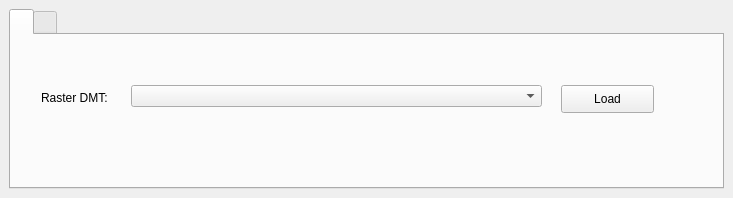
Above: soil_erosion_dockwidget_base.ui from ctu-geoforall-lab-projects/bp-novotny-2017 before the change. Below: the same form after it.
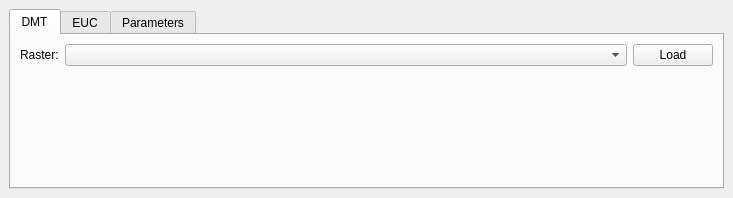
That is the form after the change. Custom widgets are drawn as their Qt base class.

```diff
--- a/soil_erosion_dockwidget_base.ui
+++ b/soil_erosion_dockwidget_base.ui
@@ -21,7 +21,7 @@
   </property>
   <widget class="QWidget" name="dockWidgetContents">
    <layout class="QGridLayout" name="gridLayout">
-    <item row="1" column="0">
+    <item row="0" column="0">
      <widget class="QTabWidget" name="tabWidget">
       <property name="autoFillBackground">
        <bool>true</bool>
@@ -31,48 +31,59 @@
       </property>
       <widget class="QWidget" name="tabWidgetPage1" native="true">
        <attribute name="title">
-        <string/>
+        <string>DMT</string>
        </attribute>
+       <layout class="QGridLayout" name="gridLayout_2">
+        <item row="1" column="0">
        <widget class="QLabel" name="label">
-        <property name="geometry">
-         <rect>
-          <x>30</x>
-          <y>20</y>
-          <width>93</width>
-          <height>86</height>
-         </rect>
+          <property name="enabled">
+           <bool>true</bool>
         </property>
         <property name="text">
-         <string>Raster DMT:</string>
-        </property>
-       </widget>
+           <string>Raster:</string>
+          </property>
+         </widget>
+        </item>
+        <item row="1" column="1">
        <widget class="QgsMapLayerComboBox" name="mMapLayerComboBox">
-        <property name="geometry">
-         <rect>
-          <x>120</x>
-          <y>50</y>
-          <width>411</width>
-          <height>22</height>
-         </rect>
-        </property>
-       </widget>
+          <property name="sizePolicy">
+           <sizepolicy hsizetype="Preferred" vsizetype="Fixed">
+            <horstretch>1</horstretch>
+            <verstretch>0</verstretch>
+           </sizepolicy>
+          </property>
+         </widget>
+        </item>
+        <item row="1" column="2">
        <widget class="QPushButton" name="loadbutton">
-        <property name="geometry">
-         <rect>
-          <x>550</x>
-          <y>50</y>
-          <width>93</width>
-          <height>28</height>
-         </rect>
-        </property>
         <property name="text">
          <string>Load</string>
         </property>
        </widget>
+        </item>
+        <item row="2" column="1">
+         <spacer name="verticalSpacer">
+          <property name="orientation">
+           <enum>Qt::Vertical</enum>
+          </property>
+          <property name="sizeHint" stdset="0">
+           <size>
+            <width>20</width>
+            <height>40</height>
+           </size>
+          </property>
+         </spacer>
+        </item>
+       </layout>
       </widget>
       <widget class="QWidget" name="tabWidgetPage2" native="true">
        <attribute name="title">
-        <string/>
+        <string>EUC</string>
+       </attribute>
+      </widget>
+      <widget class="QWidget" name="tab">
+       <attribute name="title">
+        <string>Parameters</string>
        </attribute>
       </widget>
      </widget>
```
Left out of the diff: 4 changed lines with no effect on the pictures. Lines whose indentation alone changed are shown as unchanged.
